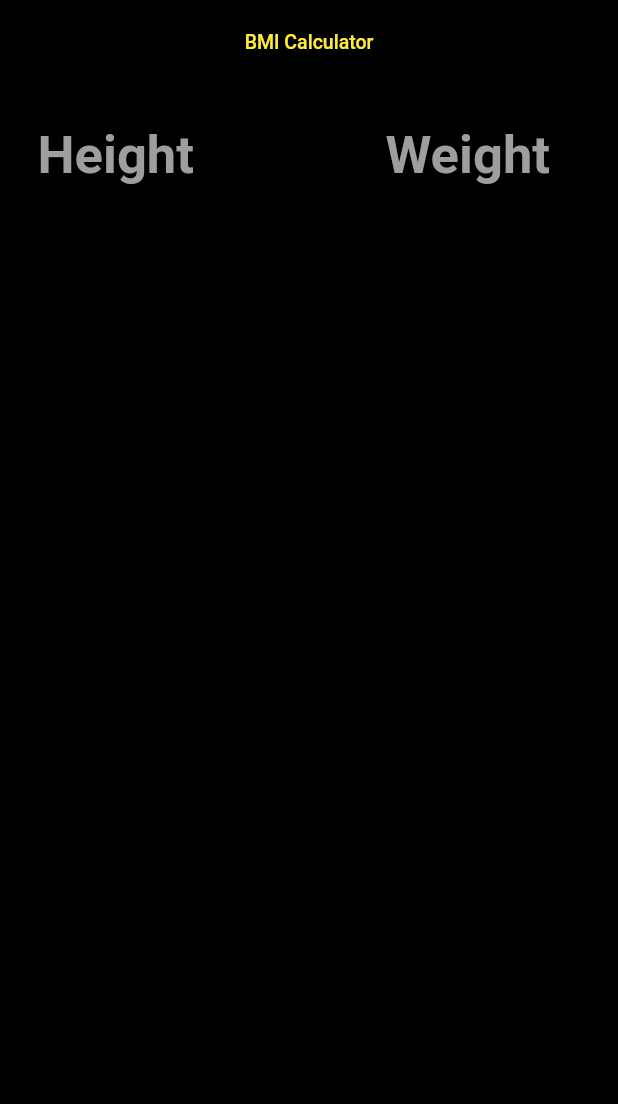
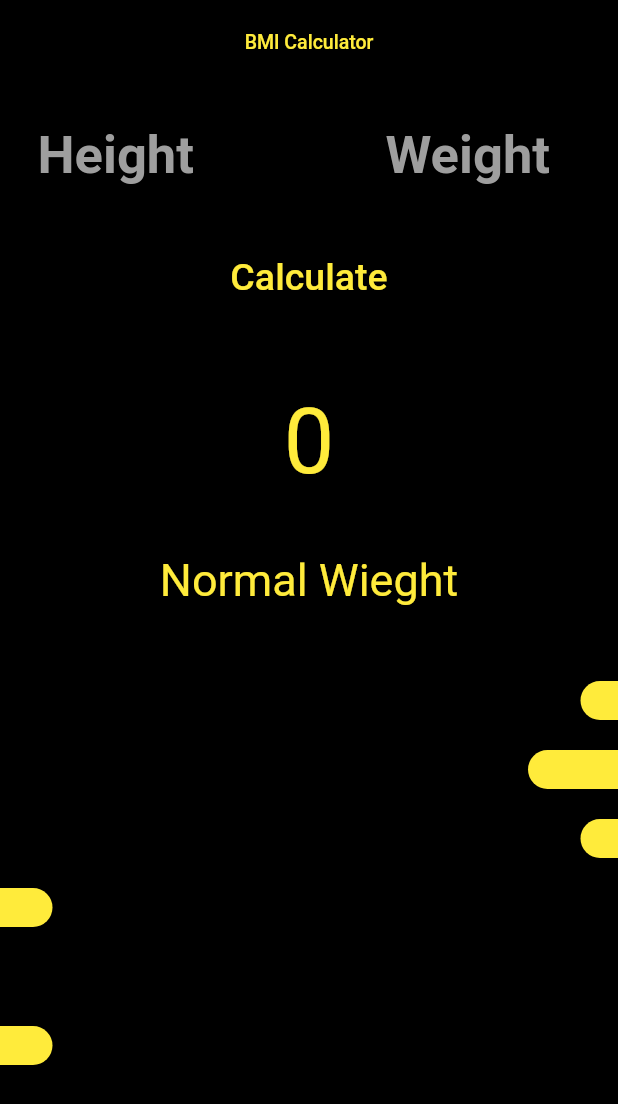
Before and after one commit to alirezarz/BMI, a Flutter app: the screen it shows after launch, on a phone screen of 412 x 824 dp. Shown: the top 1104 px of the screen. Run offline on Flutter 3.47's test engine with Material 2 defaults, Android fonts, the phone set to English and light mode, and no system bars.

Commit message:
complete the first UI sketch

```diff
--- a/lib/main.dart
+++ b/lib/main.dart
@@ -1,3 +1,5 @@
+import 'dart:ui';
+
 import 'package:flutter/material.dart';
 
 void main() => runApp(BMI());
@@ -50,7 +52,12 @@ class HomePage extends StatelessWidget {
                   height: 90.0,
                   width: 130.0,
                   child: const TextField(
+                    style: TextStyle(
+                      color: Colors.yellow,
+                      fontSize: 35.0,
+                    ),
                     decoration: InputDecoration(
+                      border: InputBorder.none,
                       hintText: 'Height',
                       hintStyle: TextStyle(
                         fontSize: 35.0,
@@ -65,7 +72,12 @@ class HomePage extends StatelessWidget {
                   height: 90.0,
                   width: 130.0,
                   child: const TextField(
+                    style: TextStyle(
+                      color: Colors.yellow,
+                      fontSize: 35.0
+                    ),
                     decoration: InputDecoration(
+                      border: InputBorder.none,
                       hintText: 'Weight',
                       hintStyle: TextStyle(
                         fontSize: 35.0,
@@ -78,8 +90,83 @@ class HomePage extends StatelessWidget {
               ],
             ),
           ),
+          ElevatedButton(
+              onPressed: (){},
+              style: ElevatedButton.styleFrom(
+                primary: Colors.black,
+              ),
+              child: const Text('Calculate',style: TextStyle(color: Colors.yellow, fontSize: 25.0),)
+          ),
+          const SizedBox(  height: 50.0,),
+          const Text('0', style: TextStyle(color: Colors.yellow, fontSize: 60.0),),
+          const SizedBox(height: 40.0,),
+          const Text('Normal Wieght', style: TextStyle(color: Colors.yellow, fontSize: 30.0),),
+          const SizedBox( height: 40.0,),
+          const RightBar(barWidth: 25.0),
+          const RightBar(barWidth: 60.0),
+          const RightBar(barWidth: 25.0),
+          const LeftBar(barWidth: 35.0),
+          const SizedBox(height: 46,),
+          const LeftBar(barWidth: 35.0),
+
         ],
       ),
     );
   }
 }
+
+class RightBar extends StatelessWidget {
+  final double barWidth ;
+  const RightBar({Key? key,required this.barWidth}) : super(key: key);
+
+  @override
+  Widget build(BuildContext context) {
+    return Padding(
+      padding: const EdgeInsets.only(top: 10.0,bottom: 10.0),
+      child: Row(
+        mainAxisAlignment: MainAxisAlignment.end,
+        children: [
+          Container(
+            height: 26.0,
+            width: barWidth,
+            decoration: const BoxDecoration(
+              borderRadius: BorderRadius.only(
+                topLeft: Radius.circular(20.0),
+                bottomLeft: Radius.circular(20.0)
+              ),
+              color: Colors.yellow
+            ),
+          ),
+        ],
+      ),
+    );
+  }
+}
+
+class LeftBar extends StatelessWidget {
+  final double barWidth;
+  const LeftBar({Key? key, required this.barWidth}) : super(key: key);
+
+  @override
+  Widget build(BuildContext context) {
+    return Padding(
+      padding: const EdgeInsets.only(top: 10.0, bottom: 10.0),
+      child: Row(
+        mainAxisAlignment: MainAxisAlignment.start,
+        children: [
+          Container(
+            height: 26.0,
+            width: barWidth,
+            decoration: const BoxDecoration(
+                borderRadius: BorderRadius.only(
+                    topRight: Radius.circular(20.0),
+                    bottomRight: Radius.circular(20.0)
+                ),
+                color: Colors.yellow
+            ),
+          ),
+        ],
+      ),
+    );
+  }
+}
```
